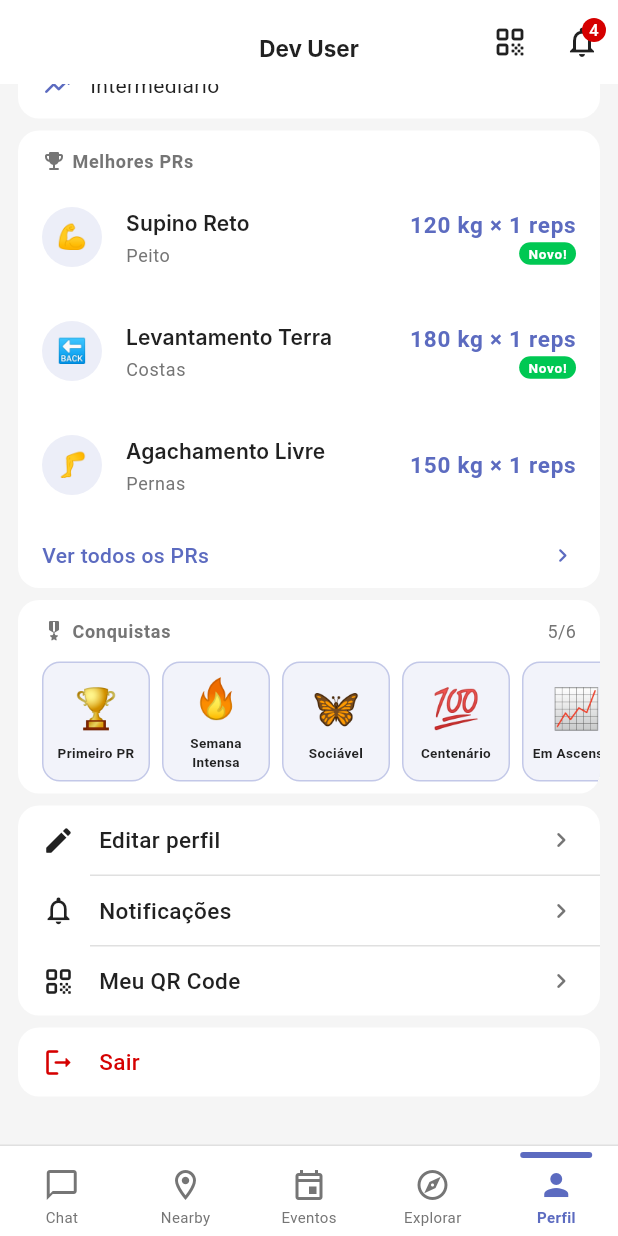
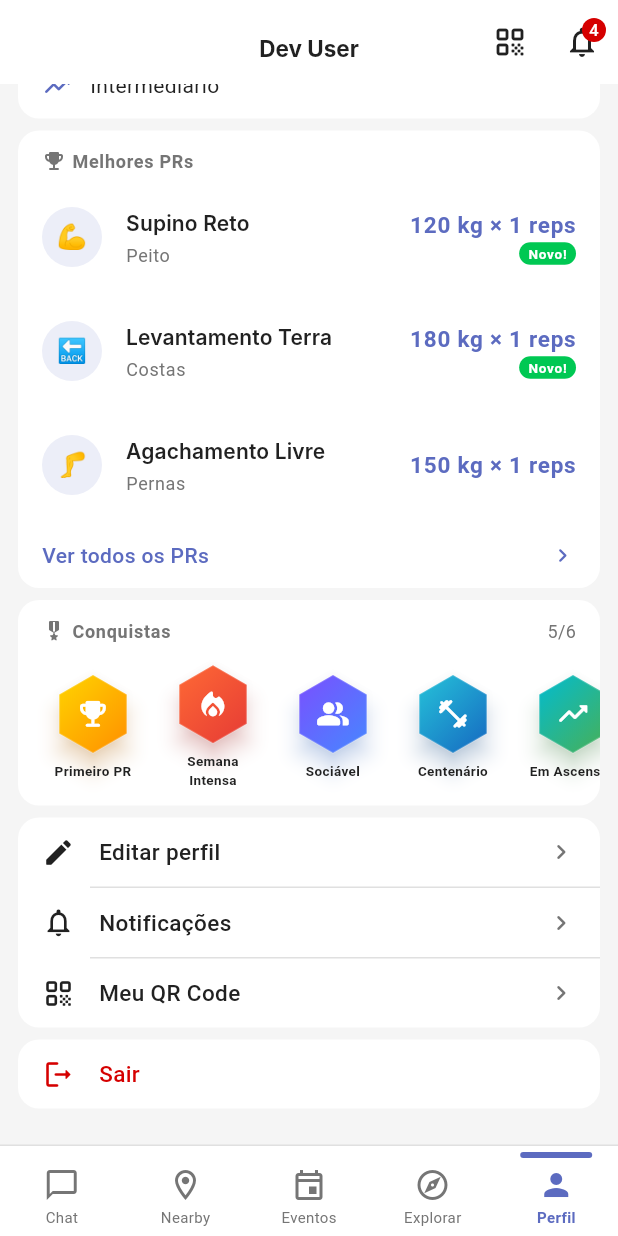
Before and after one commit to rubem-dias/SportConnect, a Flutter app: the ProfileScreen screen opened by its route, scrolled down 347 dp, on a phone screen of 412 x 824 dp. Run offline on Flutter 3.47's test engine with Material 3 defaults, Android fonts, the phone set to English and light mode, and no system bars; our stand-ins replace cached_network_image, cloud_firestore, confetti, dio, firebase_auth, firebase_core and 13 more; missing offline and left inert: mapbox_maps_flutter; accounts and stored records are empty; generated files the repository leaves out were written again; Roboto replaces fonts that are missing (Inter).

Commit message:
feat: update badge model to use icons and colors, enhance badge display in profile screen

```diff
--- a/src/lib/features/profile/data/models/user_profile_model.dart
+++ b/src/lib/features/profile/data/models/user_profile_model.dart
@@ -1,7 +1,10 @@
+import 'package:flutter/material.dart';
+
 class BadgeModel {
   const BadgeModel({
     required this.id,
-    required this.emoji,
+    required this.icon,
+    required this.colors,
     required this.title,
     required this.description,
     required this.isUnlocked,
@@ -9,7 +12,8 @@ class BadgeModel {
   });
 
   final String id;
-  final String emoji;
+  final IconData icon;
+  final List<Color> colors;
   final String title;
   final String description;
   final bool isUnlocked;
--- a/src/lib/features/profile/presentation/screens/profile_screen.dart
+++ b/src/lib/features/profile/presentation/screens/profile_screen.dart
@@ -1,3 +1,5 @@
+import 'dart:math' as math;
+
 import 'package:flutter/material.dart';
 import 'package:flutter/services.dart';
 import 'package:flutter_riverpod/flutter_riverpod.dart';
@@ -653,21 +655,118 @@ class _BadgesSection extends StatelessWidget {
       ),
       children: [
         SizedBox(
-          height: 96,
+          height: 104,
           child: ListView.separated(
             padding: const EdgeInsets.symmetric(
                 horizontal: AppSpacing.lg, vertical: AppSpacing.sm),
             scrollDirection: Axis.horizontal,
             itemCount: sorted.length,
-            separatorBuilder: (_, __) => const SizedBox(width: AppSpacing.sm),
-            itemBuilder: (context, i) =>
-                _BadgeChip(badge: sorted[i], isDark: isDark, onTap: () => _showBadgeInfo(context, sorted[i])),
+            separatorBuilder: (_, __) => const SizedBox(width: AppSpacing.md),
+            itemBuilder: (context, i) => _BadgeChip(
+              badge: sorted[i],
+              isDark: isDark,
+              onTap: () => _showBadgeInfo(context, sorted[i]),
+            ),
           ),
         ),
       ],
     );
   }
 }
+
+// ── Hex badge painter ─────────────────────────────────────────────────────────
+
+class _HexBadgePainter extends CustomPainter {
+  _HexBadgePainter({required this.colors, required this.isUnlocked});
+
+  final List<Color> colors;
+  final bool isUnlocked;
+
+  Path _hexPath(Size size) {
+    final cx = size.width / 2;
+    final cy = size.height / 2;
+    final r = size.width / 2;
+    final path = Path();
+    for (var i = 0; i < 6; i++) {
+      final angle = (math.pi / 3) * i - math.pi / 2;
+      final x = cx + r * math.cos(angle);
+      final y = cy + r * math.sin(angle);
+      i == 0 ? path.moveTo(x, y) : path.lineTo(x, y);
+    }
+    return path..close();
+  }
+
+  @override
+  void paint(Canvas canvas, Size size) {
+    final path = _hexPath(size);
+    final rect = Rect.fromLTWH(0, 0, size.width, size.height);
+
+    final effectiveColors = isUnlocked
+        ? colors
+        : [const Color(0xFF757575), const Color(0xFF424242)];
+
+    final fillPaint = Paint()
+      ..shader = LinearGradient(
+        begin: Alignment.topLeft,
+        end: Alignment.bottomRight,
+        colors: effectiveColors,
+      ).createShader(rect)
+      ..style = PaintingStyle.fill;
+
+    if (isUnlocked) {
+      canvas.drawShadow(path, effectiveColors.last.withAlpha(120), 6, false);
+    }
+    canvas.drawPath(path, fillPaint);
+
+    // Inner highlight edge
+    final strokePaint = Paint()
+      ..color = Colors.white.withAlpha(isUnlocked ? 50 : 20)
+      ..style = PaintingStyle.stroke
+      ..strokeWidth = 1.2;
+    canvas.drawPath(path, strokePaint);
+  }
+
+  @override
+  bool shouldRepaint(_HexBadgePainter old) =>
+      old.isUnlocked != isUnlocked || old.colors != colors;
+}
+
+class _HexBadge extends StatelessWidget {
+  const _HexBadge({
+    required this.badge,
+    required this.size,
+  });
+
+  final BadgeModel badge;
+  final double size;
+
+  @override
+  Widget build(BuildContext context) {
+    return AnimatedOpacity(
+      opacity: badge.isUnlocked ? 1.0 : 0.38,
+      duration: const Duration(milliseconds: 300),
+      child: SizedBox(
+        width: size,
+        height: size,
+        child: CustomPaint(
+          painter: _HexBadgePainter(
+            colors: badge.colors,
+            isUnlocked: badge.isUnlocked,
+          ),
+          child: Center(
+            child: Icon(
+              badge.icon,
+              color: Colors.white,
+              size: size * 0.44,
+            ),
+          ),
+        ),
+      ),
+    );
+  }
+}
+
+// ── Badge chip (used in the horizontal list) ──────────────────────────────────
 
 class _BadgeChip extends StatelessWidget {
   const _BadgeChip(
@@ -681,30 +780,14 @@ class _BadgeChip extends StatelessWidget {
   Widget build(BuildContext context) {
     return GestureDetector(
       onTap: onTap,
-      child: AnimatedOpacity(
-        opacity: badge.isUnlocked ? 1 : 0.35,
-        duration: const Duration(milliseconds: 300),
-        child: Container(
-          width: 72,
-          decoration: BoxDecoration(
-            color: badge.isUnlocked
-                ? AppColors.primary.withAlpha(20)
-                : (isDark
-                    ? AppColors.surfaceVariantDark
-                    : AppColors.surfaceVariantLight),
-            borderRadius: BorderRadius.circular(12),
-            border: badge.isUnlocked
-                ? Border.all(color: AppColors.primary.withAlpha(80))
-                : null,
-          ),
+      child: SizedBox(
+        width: 68,
         child: Column(
           mainAxisAlignment: MainAxisAlignment.center,
           children: [
-              Text(badge.emoji, style: const TextStyle(fontSize: 26)),
-              const SizedBox(height: 4),
-              Padding(
-                padding: const EdgeInsets.symmetric(horizontal: 4),
-                child: Text(
+            _HexBadge(badge: badge, size: 52),
+            const SizedBox(height: 5),
+            Text(
               badge.title,
               style: TextStyle(
                 fontSize: 9,
@@ -721,9 +804,7 @@ class _BadgeChip extends StatelessWidget {
               maxLines: 2,
               overflow: TextOverflow.ellipsis,
             ),
-              ),
           ],
-          ),
         ),
       ),
     );
@@ -736,7 +817,7 @@ void _showBadgeInfo(BuildContext context, BadgeModel badge) {
     builder: (_) => AlertDialog(
       title: Row(
         children: [
-          Text(badge.emoji, style: const TextStyle(fontSize: 28)),
+          _HexBadge(badge: badge, size: 40),
           const SizedBox(width: AppSpacing.sm),
           Expanded(child: Text(badge.title)),
         ],
```
Also changed, not shown: src/lib/core/mock/mock_profile_repository.dart (+15 -7 lines). Lines whose indentation alone changed are shown as unchanged.
